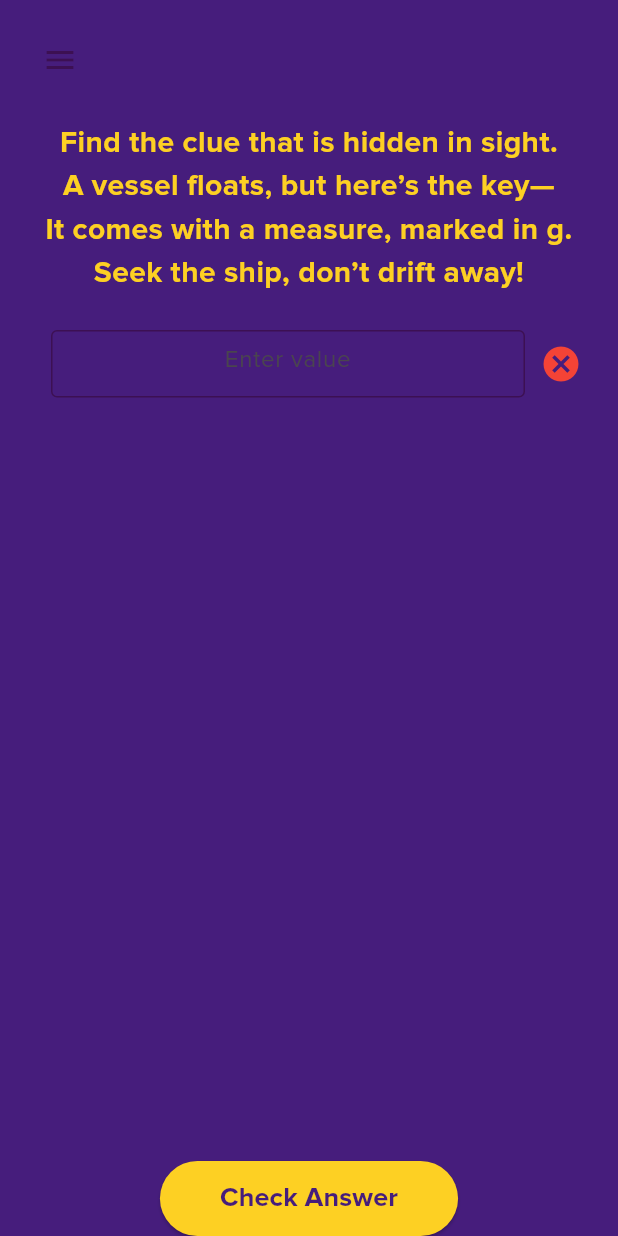
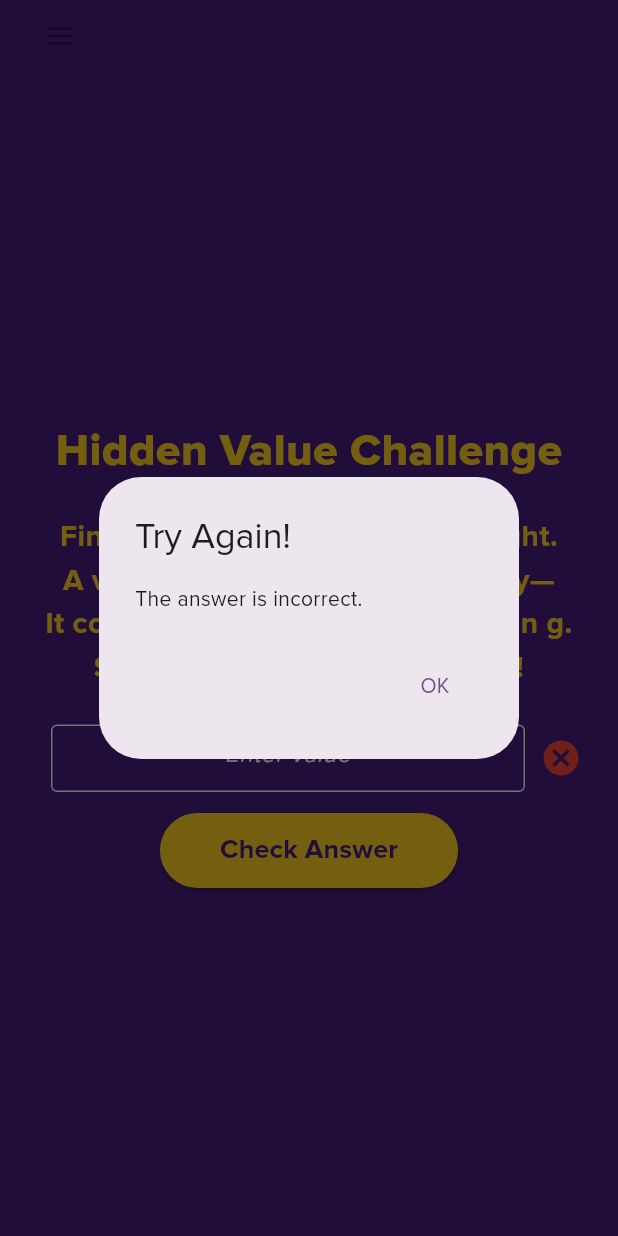
Before and after one commit to maureensanchez99/pft_scavenger_hunt, a Flutter app: the BengalbotsLab screen opened directly, after a tap on "Check Answer", on a phone screen of 412 x 824 dp. Run offline on Flutter 3.47's test engine with Material 3 defaults, Android fonts, the phone set to English and light mode, and no system bars.

Commit message:
finished bengalbots location

```diff
--- a/lib/pages/06_scavenger/capstone_stairs.dart
+++ b/lib/pages/06_scavenger/capstone_stairs.dart
@@ -152,6 +152,10 @@ class _CapstoneStairsState extends State<CapstoneStairs> {
                                         textAlign: TextAlign.center,
                                         decoration: InputDecoration(
                                           hintText: 'Enter word',
+                                          hintStyle: TextStyle(
+                                            color: lsuCorpPurple,
+                                            fontStyle: FontStyle.italic,
+                                          ),
                                           border: const OutlineInputBorder(),
                                           enabledBorder: const OutlineInputBorder(
                                             borderSide: BorderSide(color: lsuCorpPurple)),
@@ -159,7 +163,7 @@ class _CapstoneStairsState extends State<CapstoneStairs> {
                                             borderSide: BorderSide(color: lsuGold, width: 2.0)),
                                           errorStyle: const TextStyle(color: Colors.red),
                                         ),
-                                        style: const TextStyle(color: Colors.black),
+                                        style: const TextStyle(color: lsuCorpPurple),
                                       ),
                                     ),
                                   ),
--- a/lib/pages/07_scavenger/bengalbots_lab.dart
+++ b/lib/pages/07_scavenger/bengalbots_lab.dart
@@ -10,8 +10,8 @@ class BengalbotsLab extends StatefulWidget {
 
 class _BengalbotsLabState extends State<BengalbotsLab> {
   // LSU colors
-  static const Color lsuPurple = Color(0xFF461D7C); // LSU Purple
-  static const Color lsuGold = Color(0xFFFDD023);   // LSU Gold
+  static const Color lsuPurple = Color(0xFF461D7C);
+  static const Color lsuGold = Color(0xFFFDD023);
   static const Color lsuCorpPurple = Color(0xFF3C1053);
 
   final List<String> answerValue = ["132"];
@@ -49,6 +49,9 @@ class _BengalbotsLabState extends State<BengalbotsLab> {
         if (!_isCorrect[i]) allCorrect = false;
       });
     }
+    if (!allCorrect) {
+      _showTryAgainDialog();
+    }
   }
 
   void _showTryAgainDialog() {
@@ -78,7 +81,7 @@ class _BengalbotsLabState extends State<BengalbotsLab> {
                 Align(
                   alignment: Alignment.topLeft,
                   child: Padding(
-                    padding: const EdgeInsets.only(left: 16.0, top: 16.0),
+                    padding: const EdgeInsets.only(left: 16.0),
                     child: IconButton(
                       icon: const Icon(Icons.menu, color: lsuCorpPurple),
                       onPressed: () {
@@ -95,8 +98,17 @@ class _BengalbotsLabState extends State<BengalbotsLab> {
                     child: Padding(
                       padding: const EdgeInsets.all(16.0),
                       child: Column(
-                        mainAxisAlignment: MainAxisAlignment.center,
+                        mainAxisSize: MainAxisSize.min,
                         children: [
+                          const Text(
+                            'Hidden Value Challenge',
+                            style: TextStyle(
+                              fontSize: 30,
+                              fontWeight: FontWeight.w800,
+                              color: lsuGold,
+                            ),
+                          ),
+                          SizedBox(height:20.0),
                           const Text(
                             'Find the clue that is hidden in sight.\n'
                             'A vessel floats, but here’s the key—\n'
@@ -109,11 +121,11 @@ class _BengalbotsLabState extends State<BengalbotsLab> {
                               color: lsuGold,
                             ),
                           ),
-                          const SizedBox(height: 20.0,),
-                          Expanded(
-                            child: Container(
+                          const SizedBox(height: 20.0),
+                          Container(
                             constraints: const BoxConstraints(maxWidth: 500),
                             child: ListView.builder(
+                              shrinkWrap: true,
                               itemCount: answerValue.length,
                               itemBuilder: (context, index) {
                                 return Padding(
@@ -130,21 +142,28 @@ class _BengalbotsLabState extends State<BengalbotsLab> {
                                             textAlign: TextAlign.center,
                                             decoration: InputDecoration(
                                               hintText: 'Enter value',
+                                              hintStyle: TextStyle(
+                                                color: Colors.white,
+                                                fontStyle: FontStyle.italic,
+                                              ),
                                               border: const OutlineInputBorder(),
                                               enabledBorder: const OutlineInputBorder(
-                                                  borderSide: BorderSide(color: lsuCorpPurple)),
+                                                borderSide: BorderSide(color: Colors.white)),
                                               focusedBorder: OutlineInputBorder(
                                                 borderSide: BorderSide(color: lsuGold, width: 2.0)),
                                               errorStyle: const TextStyle(color: Colors.red),
                                             ),
-                                              style: const TextStyle(color: Colors.black),
+                                            style: const TextStyle(color: Colors.white),
                                           ),
                                         ),
                                       ),
                                       if (_isChecked[index])
                                         Padding(
                                           padding: const EdgeInsets.only(left: 10),
-                                            child: _isCorrect[index] ? const Icon(Icons.check_circle, color: Colors.green, size: 28) : const Icon(Icons.cancel, color: Colors.red, size: 28),
+                                          child: _isCorrect[index] ? const Icon(
+                                            Icons.check_circle,
+                                            color: Colors.green,
+                                            size: 28) : const Icon(Icons.cancel, color: Colors.red, size: 28),
                                         ),
                                     ],
                                   ),
@@ -152,25 +171,25 @@ class _BengalbotsLabState extends State<BengalbotsLab> {
                               },
                             ),
                           ),
-                          ),
-                        ],
-                      ),
-                    ),
-                  ),
-                ),
-                const SizedBox(height: 5),
+                          const SizedBox(height: 10),
                           ElevatedButton(
                             onPressed: _checkAnswer,
                             style: ElevatedButton.styleFrom(
                               padding: const EdgeInsets.symmetric(horizontal: 40, vertical: 12),
                               backgroundColor: lsuGold,
-                      foregroundColor: lsuPurple),
+                              foregroundColor: lsuPurple,
+                            ),
                             child: const Text(
                               'Check Answer',
                               style: TextStyle(
                                 fontSize: 18,
-                        fontWeight: FontWeight.bold
-                      )
+                                fontWeight: FontWeight.bold,
+                              ),
+                            ),
+                          ),
+                        ],
+                      ),
+                    ),
                   ),
                 ),
               ],
```
Lines whose indentation alone changed are shown as unchanged.
